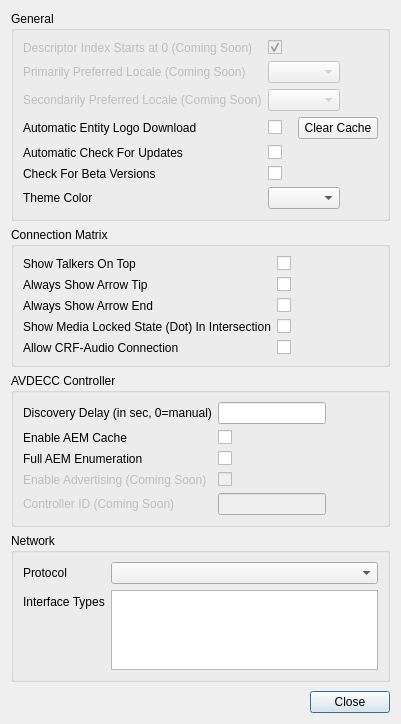
First picture: the form in src/settingsDialog.ui, repository christophe-calmejane/Hive, before the edit.
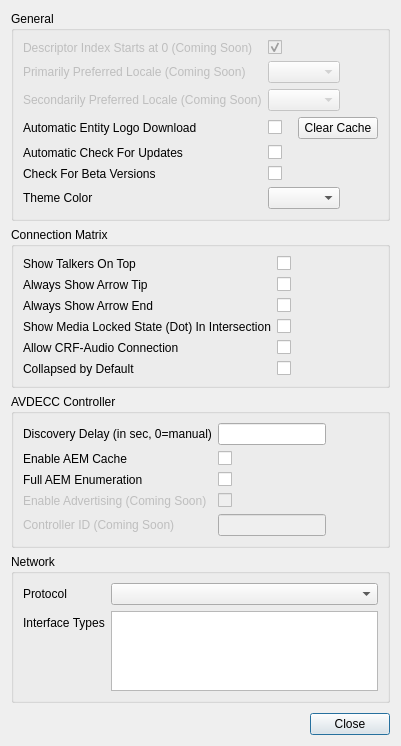
Second picture: the form after the edit. Custom widgets are drawn as their Qt base class.

The edit to the form file:
```diff
--- a/src/settingsDialog.ui
+++ b/src/settingsDialog.ui
@@ -7,7 +7,7 @@
     <x>0</x>
     <y>0</y>
     <width>383</width>
-    <height>724</height>
+    <height>746</height>
    </rect>
   </property>
   <property name="sizePolicy">
@@ -211,6 +211,16 @@
       <item row="4" column="1">
        <widget class="QCheckBox" name="allowCRFAudioConnectionCheckBox"/>
       </item>
+      <item row="5" column="0">
+       <widget class="QLabel" name="collapsedByDefaultLabel">
+        <property name="text">
+         <string>Collapsed by Default</string>
+        </property>
+       </widget>
+      </item>
+      <item row="5" column="1">
+       <widget class="QCheckBox" name="collapsedByDefaultCheckBox"/>
+      </item>
      </layout>
     </widget>
    </item>
```
